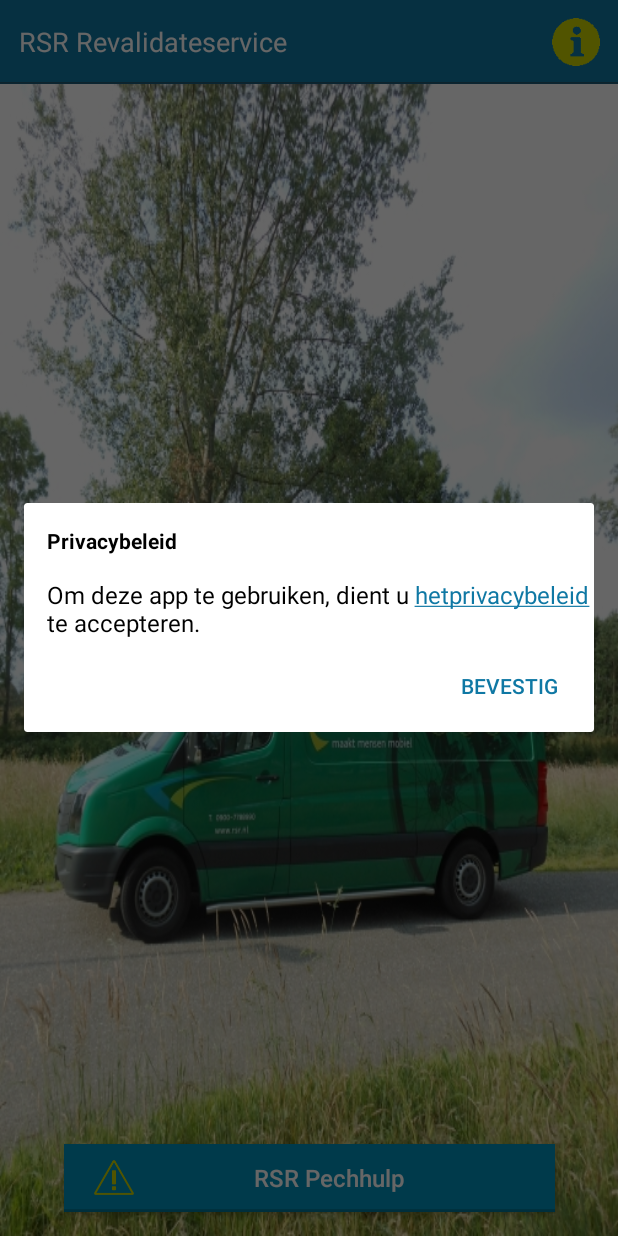
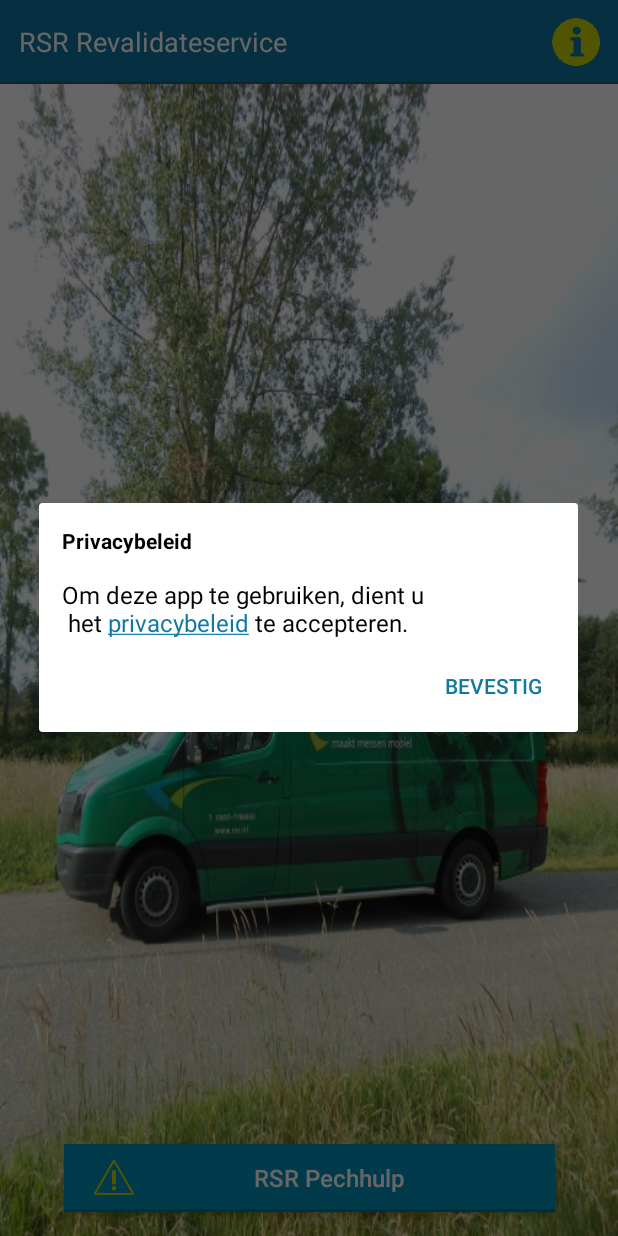
Before and after one commit to kzaf/RSRPechhulp, an Android app: the screen it shows after launch (MainActivity), after a tap on "information", on a phone screen of 412 x 824 dp. Run offline under Robolectric (Android 15) with nearby library versions, the phone set to English and light mode, and no system bars.

Commit message:
Refactored resources and fixed structure

```diff
--- a/app/src/main/java/com/zaf/rsrpechhulp/activities/MainActivity.java
+++ b/app/src/main/java/com/zaf/rsrpechhulp/activities/MainActivity.java
@@ -67,11 +67,11 @@ public class MainActivity extends AppCompatActivity {
         // Set the custom layout
         final View customLayout = getLayoutInflater().inflate(R.layout.dialog_layout, null);
         TextView dialogTextTextView = customLayout.findViewById(R.id.dialog_text);
-        dialogTextTextView.setText(getResources().getString(R.string.dialog_text_text));
+        dialogTextTextView.setText(getResources().getString(R.string.privacy_dialog_text));
         if (dialogTextTextView.getText().toString().contains(getResources().
-                getString(R.string.privacy_policy_dutch))) {
+                getString(R.string.privacy_dialog_privacy_policy_hyperlink_text))) {
             Utils.setClickableHighLightedText(dialogTextTextView, getResources().
-                            getString(R.string.privacy_policy_dutch)
+                            getString(R.string.privacy_dialog_privacy_policy_hyperlink_text)
                     , new View.OnClickListener() {
                 @Override
                 public void onClick(View v) {
@@ -82,14 +82,14 @@ public class MainActivity extends AppCompatActivity {
                     intent.addCategory(Intent.CATEGORY_BROWSABLE);
                     // Pass the url to the intent
                     intent.setData(Uri.parse(getResources().
-                            getString(R.string.hetprivacybeleid_hyperlink)));
+                            getString(R.string.privacy_dialog_hyperlink)));
                     startActivity(intent);
                 }
             });
         }
         builder.setView(customLayout);
         // Add a button
-        builder.setPositiveButton(getResources().getString(R.string.confirm_dutch),
+        builder.setPositiveButton(getResources().getString(R.string.privacy_dialog_confirm),
                 new DialogInterface.OnClickListener() {
             @Override
             public void onClick(DialogInterface dialog, int which) {
--- a/app/src/main/java/com/zaf/rsrpechhulp/activities/MapsActivity.java
+++ b/app/src/main/java/com/zaf/rsrpechhulp/activities/MapsActivity.java
@@ -17,6 +17,7 @@ import android.view.View;
 import android.widget.Button;
 import android.widget.FrameLayout;
 import android.widget.ImageView;
+import android.widget.LinearLayout;
 import android.widget.RelativeLayout;
 import android.widget.Toast;
 
@@ -54,7 +55,7 @@ public class MapsActivity extends AppCompatActivity
     public static final int MY_PERMISSIONS_REQUEST_LOCATION = 99;
     public static final int MY_PERMISSIONS_REQUEST_PHONE = 98;
     private GoogleMap mMap;
-    ImageView back;
+    LinearLayout back;
     Marker mCurrLocationMarker;
     Location mLastLocation;
     LocationRequest mLocationRequest;
@@ -96,7 +97,7 @@ public class MapsActivity extends AppCompatActivity
     }
 
     private void toolbarOptions() {
-        back = findViewById(R.id.back_button);
+        back = findViewById(R.id.back_button_view);
         back.setOnClickListener(new View.OnClickListener() {
             @Override
             public void onClick(View view) {
--- a/app/src/main/res/drawable/splash_screen.xml
+++ b/app/src/main/res/drawable/splash_screen.xml
@@ -1,7 +1,7 @@
 <?xml version="1.0" encoding="utf-8"?>
 <layer-list xmlns:android="http://schemas.android.com/apk/res/android"
     android:opacity="opaque">
-    <item android:drawable="@color/colorSplashBackground"/>
+    <item android:drawable="@color/colorWhite"/>
     <item>
         <bitmap
             android:gravity="center"
--- a/app/src/main/res/layout-sw600dp/activity_main.xml
+++ b/app/src/main/res/layout-sw600dp/activity_main.xml
@@ -21,8 +21,8 @@
             android:layout_height="wrap_content"
             android:paddingStart="@dimen/toolbar_text_padding"
             android:paddingLeft="@dimen/toolbar_text_padding"
-            android:text="@string/title_activity_main"
-            android:textColor="@color/white"
+            android:text="@string/activity_main_titile"
+            android:textColor="@color/colorWhite"
             android:textSize="@dimen/toolbar_text_size" />
 
     </androidx.appcompat.widget.Toolbar>
@@ -65,7 +65,7 @@
                 android:drawableStart="@drawable/main_btn_warning"
                 android:drawableLeft="@drawable/main_btn_warning"
                 android:onClick="startMapsActivity"
-                android:text="@string/main_button_text" />
+                android:text="@string/activity_main_button_text" />
 
             <Button
                 android:id="@+id/info_button_tablet"
@@ -75,7 +75,7 @@
                 android:drawableStart="@drawable/main_i"
                 android:drawableLeft="@drawable/main_i"
                 android:onClick="startMapsActivity"
-                android:text="@string/dialog_title_text" />
+                android:text="@string/privacy_dialog_title_text" />
         </LinearLayout>
 
     </androidx.constraintlayout.widget.ConstraintLayout>
--- a/app/src/main/res/layout/activity_main.xml
+++ b/app/src/main/res/layout/activity_main.xml
@@ -21,8 +21,8 @@
             android:layout_height="wrap_content"
             android:paddingStart="@dimen/toolbar_text_padding"
             android:paddingLeft="@dimen/toolbar_text_padding"
-            android:text="@string/title_activity_main"
-            android:textColor="@color/white"
+            android:text="@string/activity_main_titile"
+            android:textColor="@color/colorWhite"
             android:textSize="@dimen/toolbar_text_size" />
 
     </androidx.appcompat.widget.Toolbar>
@@ -53,7 +53,7 @@
             android:drawableStart="@drawable/main_btn_warning"
             android:drawableLeft="@drawable/main_btn_warning"
             android:onClick="startMapsActivity"
-            android:text="@string/main_button_text"
+            android:text="@string/activity_main_button_text"
             style="@style/ButtonDefault"/>
     </androidx.constraintlayout.widget.ConstraintLayout>
 
--- a/app/src/main/res/layout/dialog_layout.xml
+++ b/app/src/main/res/layout/dialog_layout.xml
@@ -9,7 +9,7 @@
         android:layout_width="wrap_content"
         android:layout_height="wrap_content"
         android:layout_margin="@dimen/dialog_margin"
-        android:text="@string/dialog_title_text"
+        android:text="@string/privacy_dialog_title_text"
         android:textColor="@android:color/black"
         android:textStyle="bold" />
 
@@ -19,9 +19,10 @@
         android:layout_height="wrap_content"
         android:layout_marginStart="@dimen/dialog_margin"
         android:layout_marginLeft="@dimen/dialog_margin"
+        android:lines="2"
         android:autoLink="web"
         android:linksClickable="true"
-        android:text="@string/dialog_text_text"
+        android:text="@string/privacy_dialog_text"
         android:textColor="@android:color/black"
         android:textSize="16sp" />
 </LinearLayout>
--- a/app/src/main/res/values/colors.xml
+++ b/app/src/main/res/values/colors.xml
@@ -4,11 +4,10 @@
     <color name="colorPrimaryDark">#0F78A4</color>
     <color name="colorAccent">#0F78A4</color>
 
-    <color name="colorSplashBackground">#FFFFFF</color>
-    <color name="colorBelNuFrame">#D9ACB81B</color>
-    <color name="colorBelNuCloseButton">#D91B6C86</color>
+    <color name="colorCallPopupFrame">#D9ACB81B</color>
+    <color name="colorCallPopupCloseButton">#aa0092bb</color>
 
     <color name="colorBelNuBackgroundTransparency">#4D000000</color>
 
-    <color name="white">#FFF</color>
+    <color name="colorWhite">#FFF</color>
 </resources>
--- a/app/src/main/res/values/strings.xml
+++ b/app/src/main/res/values/strings.xml
@@ -1,16 +1,20 @@
 <resources>
     <string name="app_name">RSR</string>
-    <string name="title_activity_main">RSR Revalidateservice</string>
+
+    <string name="activity_main_titile">RSR Revalidateservice</string>
+    <string name="activity_main_button_text">RSR Pechhulp</string>
+
     <string name="information_menu_item">information</string>
-    <string name="dialog_title_text">Privacybeleid</string>
-    <string name="dialog_text_text">Om deze app te gebruiken, dient u hetprivacybeleid te accepteren.</string>
-    <string name="hetprivacybeleid_hyperlink">http://www.rsr.nl/index.php?page=privacy-wetgeving</string>
-    <string name="title_activity_maps">RSR Pechhulp</string>
-    <string name="toolbar_back_button_maps">Back button</string>
-    <string name="map_button_text">Bel RSR nu</string>
-    <string name="main_button_text">RSR Pechhulp</string>
-    <string name="privacy_policy_dutch">hetprivacybeleid</string>
-    <string name="confirm_dutch">BEVESTIG</string>
+
+    <string name="privacy_dialog_title_text">Privacybeleid</string>
+    <string name="privacy_dialog_text">Om deze app te gebruiken, dient u \n het privacybeleid te accepteren.</string>
+    <string name="privacy_dialog_hyperlink">http://www.rsr.nl/index.php?page=privacy-wetgeving</string>
+    <string name="privacy_dialog_confirm">BEVESTIG</string>
+    <string name="privacy_dialog_privacy_policy_hyperlink_text">privacybeleid</string>
+
+    <string name="maps_activity_title">RSR Pechhulp</string>
+    <string name="maps_activity_toolbar_back_button">Back button</string>
+    <string name="maps_activity_call_button_text">Bel RSR nu</string>
 
     <string name="popup_address_title_dutch">Uw Locatie:</string>
     <string name="popup_address_obtaining">Current Address&#8230;</string>
@@ -26,7 +30,13 @@
     <string name="all_cancel">Annuleren</string>
 
     <string name="phone">+31900 77 88 99 0</string>
-    <string name="call_frame_cost_info">Voor dit nummer betaalt u uw gebruikelijke belkosten.</string>
+    <string name="call_popup_frame_layout_cost_info_text">Voor dit nummer betaalt u uw gebruikelijke belkosten.</string>
+    <string name="call_popup_button_text">Bel nu</string>
+    <string name="call_popup_frame_layout_button_text">Annuleren</string>
+    <string name="call_popup_frame_layout_title_text">Belcosten</string>
+
     <string name="maps_frame_contact_info">Neem contact op met RSR Nederland</string>
+
     <string name="tablet_frame_description_icon">tablet frame telephone icon</string>
+
 </resources>
--- a/app/src/main/res/values/styles.xml
+++ b/app/src/main/res/values/styles.xml
@@ -24,7 +24,7 @@
 
     <style name="ButtonDefault">
         <item name="android:textSize">@dimen/textsize_btn</item>
-        <item name="android:textColor">@color/white</item>
+        <item name="android:textColor">@color/colorWhite</item>
         <item name="android:background">@drawable/main_btn_bg</item>
         <item name="android:paddingLeft">@dimen/padding_left_horizontal_btn</item>
         <item name="android:paddingRight">@dimen/padding_right_horizontal_btn</item>
```
Also changed, not shown: app/src/main/AndroidManifest.xml (+2 -9 lines), app/src/main/res/layout-sw600dp/activity_maps.xml (+11 -3 lines), app/src/main/res/layout/activity_maps.xml (+14 -5 lines), app/src/main/res/layout/bel_nu_frame.xml (deleted, +0 -102 lines), app/src/main/res/layout/tablet_map_call_frame.xml (+5 -5 lines), app/src/main/res/values/dimens.xml (+10 -0 lines), 1 other file.
